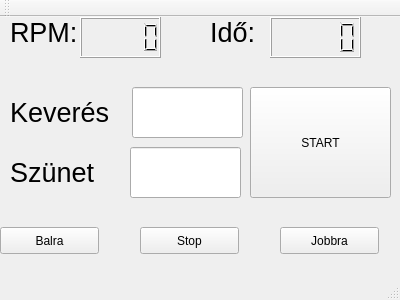
Above: palinkafozo2/palinkafozo.ui from dorven/palinkafozo2 before the change. Below: the same form after it.
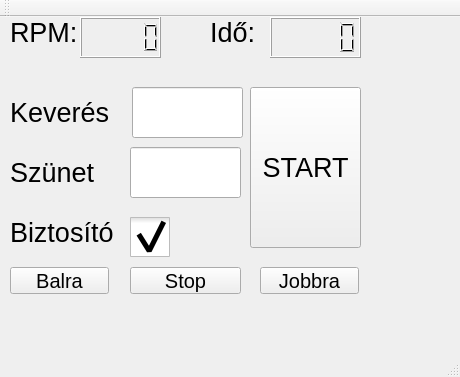
That is the form after the change.

Commit message: Add Safety Revolution Check option

```diff
--- a/palinkafozo2/palinkafozo.ui
+++ b/palinkafozo2/palinkafozo.ui
@@ -6,10 +6,15 @@
    <rect>
     <x>0</x>
     <y>0</y>
-    <width>400</width>
-    <height>300</height>
+    <width>460</width>
+    <height>377</height>
    </rect>
   </property>
+  <property name="font">
+   <font>
+    <pointsize>20</pointsize>
+   </font>
+  </property>
   <property name="windowTitle">
    <string>Palinkafozo</string>
   </property>
@@ -103,8 +108,8 @@
      <rect>
       <x>250</x>
       <y>70</y>
-      <width>141</width>
-      <height>111</height>
+      <width>111</width>
+      <height>161</height>
      </rect>
     </property>
     <property name="text">
@@ -114,12 +119,17 @@
    <widget class="QPushButton" name="pushButton_2">
     <property name="geometry">
      <rect>
-      <x>0</x>
-      <y>210</y>
+      <x>10</x>
+      <y>250</y>
       <width>99</width>
       <height>27</height>
      </rect>
     </property>
+    <property name="font">
+     <font>
+      <pointsize>15</pointsize>
+     </font>
+    </property>
     <property name="text">
      <string>Balra</string>
     </property>
@@ -127,12 +137,17 @@
    <widget class="QPushButton" name="pushButton_3">
     <property name="geometry">
      <rect>
-      <x>140</x>
-      <y>210</y>
-      <width>99</width>
+      <x>130</x>
+      <y>250</y>
+      <width>111</width>
       <height>27</height>
      </rect>
     </property>
+    <property name="font">
+     <font>
+      <pointsize>15</pointsize>
+     </font>
+    </property>
     <property name="text">
      <string>Stop</string>
     </property>
@@ -140,12 +155,17 @@
    <widget class="QPushButton" name="pushButton_4">
     <property name="geometry">
      <rect>
-      <x>280</x>
-      <y>210</y>
+      <x>260</x>
+      <y>250</y>
       <width>99</width>
       <height>27</height>
      </rect>
     </property>
+    <property name="font">
+     <font>
+      <pointsize>15</pointsize>
+     </font>
+    </property>
     <property name="text">
      <string>Jobbra</string>
     </property>
@@ -178,6 +198,69 @@
      </rect>
     </property>
    </widget>
+   <widget class="QCheckBox" name="safetyRevolutionCheck">
+    <property name="geometry">
+     <rect>
+      <x>130</x>
+      <y>200</y>
+      <width>41</width>
+      <height>41</height>
+     </rect>
+    </property>
+    <property name="maximumSize">
+     <size>
+      <width>250</width>
+      <height>250</height>
+     </size>
+    </property>
+    <property name="baseSize">
+     <size>
+      <width>30</width>
+      <height>30</height>
+     </size>
+    </property>
+    <property name="font">
+     <font>
+      <pointsize>15</pointsize>
+     </font>
+    </property>
+    <property name="styleSheet">
+     <string notr="true">QCheckBox::indicator {
+     width: 40px;
+     height: 40px;
+}</string>
+    </property>
+    <property name="text">
+     <string/>
+    </property>
+    <property name="iconSize">
+     <size>
+      <width>250</width>
+      <height>250</height>
+     </size>
+    </property>
+    <property name="checked">
+     <bool>true</bool>
+    </property>
+   </widget>
+   <widget class="QLabel" name="label_5">
+    <property name="geometry">
+     <rect>
+      <x>10</x>
+      <y>200</y>
+      <width>111</width>
+      <height>31</height>
+     </rect>
+    </property>
+    <property name="font">
+     <font>
+      <pointsize>20</pointsize>
+     </font>
+    </property>
+    <property name="text">
+     <string>Biztosító</string>
+    </property>
+   </widget>
   </widget>
   <widget class="QMenuBar" name="menuBar">
    <property name="geometry">
```
Left out of the diff: 4 changed lines with no effect on the pictures. The commit also changes 2 other files.
